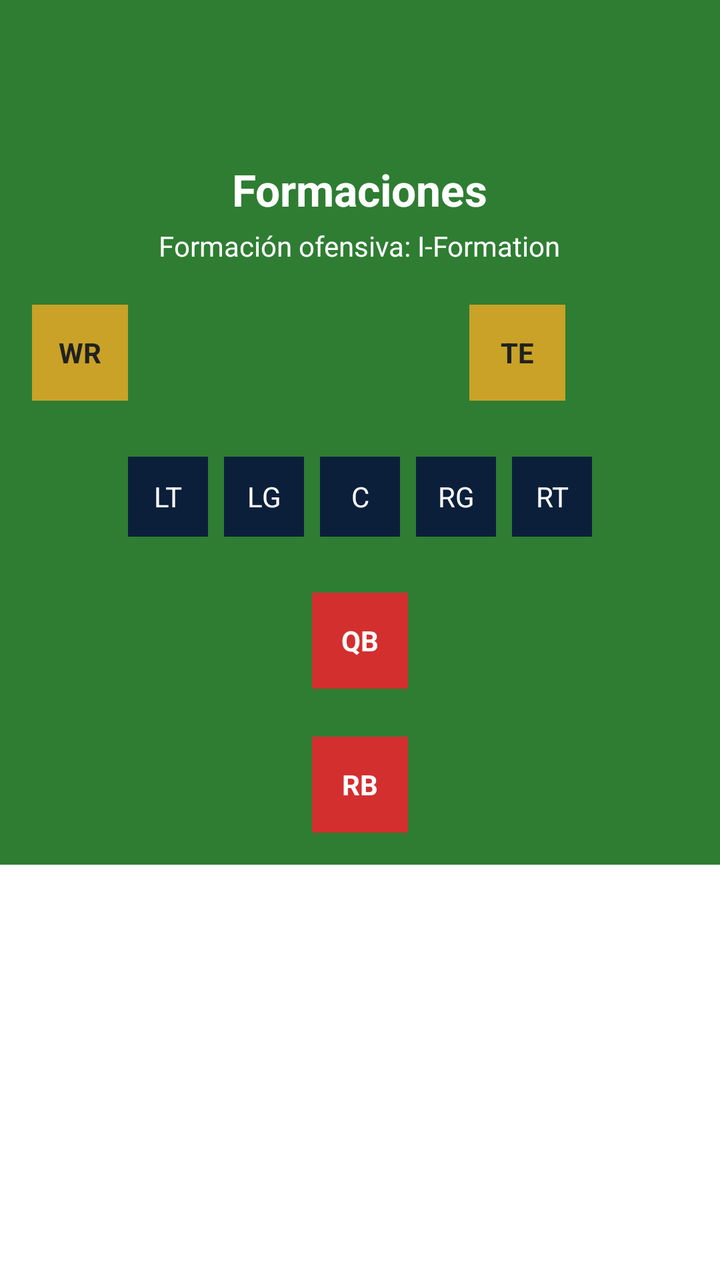
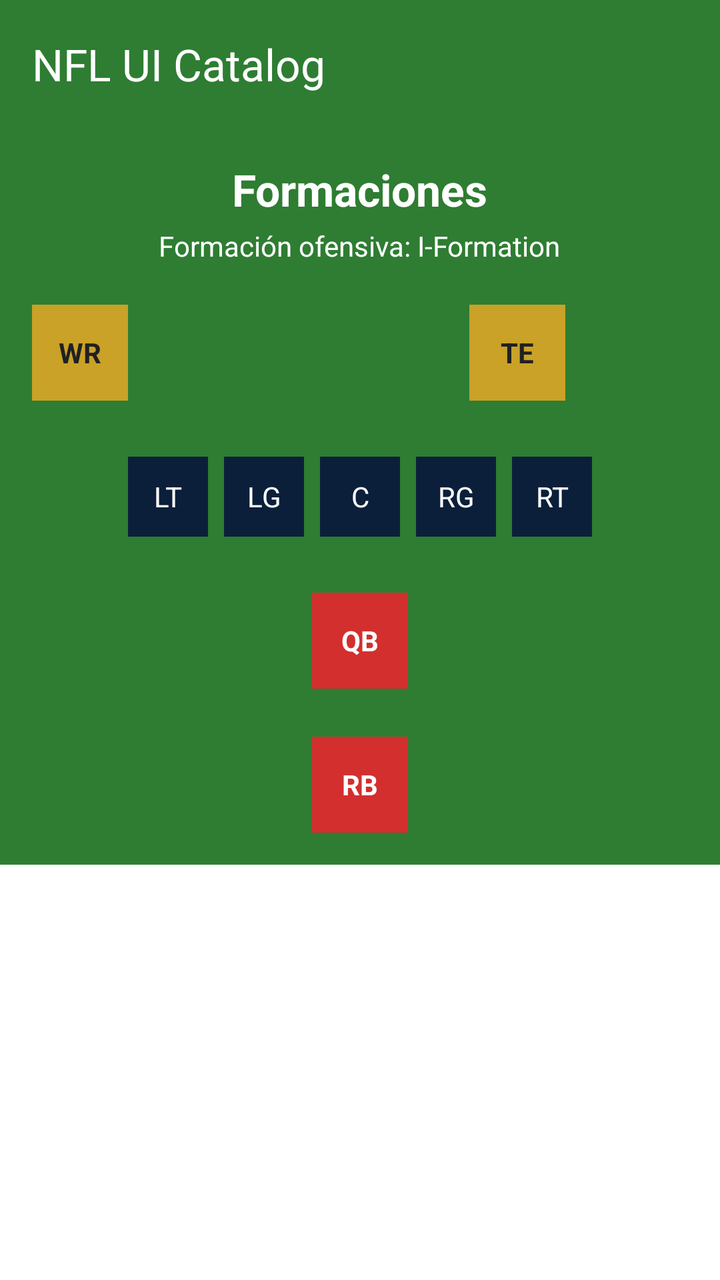

The first picture is an Android layout as it rendered before a commit; the second is the same layout after the commit. The layout source and the unified diff follow.
<!-- AndroidManifest.xml: application theme Theme.Androidviews -->
<!-- res/layout/fragment_formaciones.xml -->
<?xml version="1.0" encoding="utf-8"?>
<LinearLayout xmlns:android="http://schemas.android.com/apk/res/android"
    xmlns:app="http://schemas.android.com/apk/res-auto"
    android:layout_width="match_parent"
    android:layout_height="match_parent"
    android:orientation="vertical">

    <com.google.android.material.appbar.MaterialToolbar
        android:layout_width="match_parent"
        android:layout_height="wrap_content"
        android:background="@color/verde_campo"
        android:title="@string/app_bar_catalogo"
        app:titleTextColor="@color/blanco_lineas" />

    <ScrollView
        android:layout_width="match_parent"
        android:layout_height="match_parent">

        <LinearLayout
            android:layout_width="match_parent"
            android:layout_height="wrap_content"
            android:orientation="vertical"
            android:background="@color/verde_campo"
            android:padding="16dp">

            <TextView
                android:layout_width="wrap_content"
                android:layout_height="wrap_content"
                android:layout_gravity="center_horizontal"
                android:layout_marginBottom="4dp"
                android:textColor="@color/blanco_lineas"
                android:textSize="22sp"
                android:textStyle="bold"
                android:text="@string/titulo_formaciones" />

            <TextView
                android:layout_width="wrap_content"
                android:layout_height="wrap_content"
                android:layout_gravity="center_horizontal"
                android:layout_marginBottom="20dp"
                android:textColor="@color/blanco_lineas"
                android:text="@string/etiqueta_formacion" />

            
            <LinearLayout
                android:layout_width="match_parent"
                android:layout_height="wrap_content"
                android:orientation="vertical">

                
                <LinearLayout
                    android:layout_width="match_parent"
                    android:layout_height="wrap_content"
                    android:layout_marginBottom="24dp"
                    android:orientation="horizontal"
                    android:gravity="center"
                    android:weightSum="3">

                    <FrameLayout
                        android:layout_width="0dp"
                        android:layout_height="48dp"
                        android:layout_weight="1"
                        android:gravity="center">

                        <TextView
                            android:layout_width="48dp"
                            android:layout_height="48dp"
                            android:background="@color/dorado_equipo"
                            android:gravity="center"
                            android:textColor="@color/negro_arbitro"
                            android:textStyle="bold"
                            android:text="WR" />
                    </FrameLayout>

                    <FrameLayout
                        android:layout_width="0dp"
                        android:layout_height="48dp"
                        android:layout_weight="1"
                        android:gravity="center" />

                    <FrameLayout
                        android:layout_width="0dp"
                        android:layout_height="48dp"
                        android:layout_weight="1"
                        android:gravity="center">

                        <TextView
                            android:layout_width="48dp"
                            android:layout_height="48dp"
                            android:background="@color/dorado_equipo"
                            android:gravity="center"
                            android:textColor="@color/negro_arbitro"
                            android:textStyle="bold"
                            android:text="TE" />
                    </FrameLayout>

                </LinearLayout>

                
                <LinearLayout
                    android:layout_width="match_parent"
                    android:layout_height="wrap_content"
                    android:layout_marginBottom="24dp"
                    android:orientation="horizontal"
                    android:gravity="center">

                    <TextView
                        android:layout_width="40dp"
                        android:layout_height="40dp"
                        android:layout_margin="4dp"
                        android:background="@color/azul_marino_equipo"
                        android:gravity="center"
                        android:textColor="@color/blanco_lineas"
                        android:text="LT" />

                    <TextView
                        android:layout_width="40dp"
                        android:layout_height="40dp"
                        android:layout_margin="4dp"
                        android:background="@color/azul_marino_equipo"
                        android:gravity="center"
                        android:textColor="@color/blanco_lineas"
                        android:text="LG" />

                    <TextView
                        android:layout_width="40dp"
                        android:layout_height="40dp"
                        android:layout_margin="4dp"
                        android:background="@color/azul_marino_equipo"
                        android:gravity="center"
                        android:textColor="@color/blanco_lineas"
                        android:text="C" />

                    <TextView
                        android:layout_width="40dp"
                        android:layout_height="40dp"
                        android:layout_margin="4dp"
                        android:background="@color/azul_marino_equipo"
                        android:gravity="center"
                        android:textColor="@color/blanco_lineas"
                        android:text="RG" />

                    <TextView
                        android:layout_width="40dp"
                        android:layout_height="40dp"
                        android:layout_margin="4dp"
                        android:background="@color/azul_marino_equipo"
                        android:gravity="center"
                        android:textColor="@color/blanco_lineas"
                        android:text="RT" />

                </LinearLayout>

                
                <FrameLayout
                    android:layout_width="match_parent"
                    android:layout_height="48dp"
                    android:layout_marginBottom="24dp">

                    <TextView
                        android:layout_width="48dp"
                        android:layout_height="48dp"
                        android:layout_gravity="center"
                        android:background="@color/rojo_equipo"
                        android:gravity="center"
                        android:textColor="@color/blanco_lineas"
                        android:textStyle="bold"
                        android:text="QB" />
                </FrameLayout>

                
                <FrameLayout
                    android:layout_width="match_parent"
                    android:layout_height="48dp">

                    <TextView
                        android:layout_width="48dp"
                        android:layout_height="48dp"
                        android:layout_gravity="center"
                        android:background="@color/rojo_equipo"
                        android:gravity="center"
                        android:textColor="@color/blanco_lineas"
                        android:textStyle="bold"
                        android:text="RB" />
                </FrameLayout>

            </LinearLayout>

        </LinearLayout>

    </ScrollView>

</LinearLayout>
<!-- resources referenced by this layout -->
<resources>
  <color name="azul_marino_equipo">#FF0B1F3A</color>
  <color name="blanco_lineas">#FFFFFFFF</color>
  <color name="dorado_equipo">#FFC9A227</color>
  <color name="negro_arbitro">#FF212121</color>
  <color name="rojo_equipo">#FFD32F2F</color>
  <color name="verde_campo">#FF2E7D32</color>
  <string name="app_bar_catalogo">NFL UI Catalog</string>
  <string name="etiqueta_formacion">Formación ofensiva: I-Formation</string>
  <string name="titulo_formaciones">Formaciones</string>
  <style name="Theme.Androidviews" parent="Base.Theme.Androidviews" />
  <style name="Base.Theme.Androidviews" parent="Theme.Material3.DayNight.NoActionBar">
          <item name="colorPrimary">@color/verde_campo</item>
          <item name="colorOnPrimary">@color/blanco_lineas</item>
  
          <item name="colorSecondary">@color/negro_arbitro</item>
          <item name="colorOnSecondary">@color/blanco_lineas</item>
  
          <item name="colorError">@color/amarillo_penalti</item>
          <item name="colorOnError">@color/negro_arbitro</item>
  
          <item name="android:colorBackground">@color/blanco_lineas</item>
          <item name="colorOnBackground">@color/negro_arbitro</item>
          <item name="colorSurface">@color/blanco_lineas</item>
          <item name="colorOnSurface">@color/negro_arbitro</item>
      </style>
  <color name="amarillo_penalti">#FFFFC107</color>
</resources>

<!-- the commit's change to res/layout/fragment_formaciones.xml (unified diff, before → after) -->
@@ -9,7 +9,7 @@
         android:layout_width="match_parent"
         android:layout_height="wrap_content"
         android:background="@color/verde_campo"
-        android:title="@string/app_bar_catalogo"
+        app:title="@string/app_bar_catalogo"
         app:titleTextColor="@color/blanco_lineas" />
 
     <ScrollView
